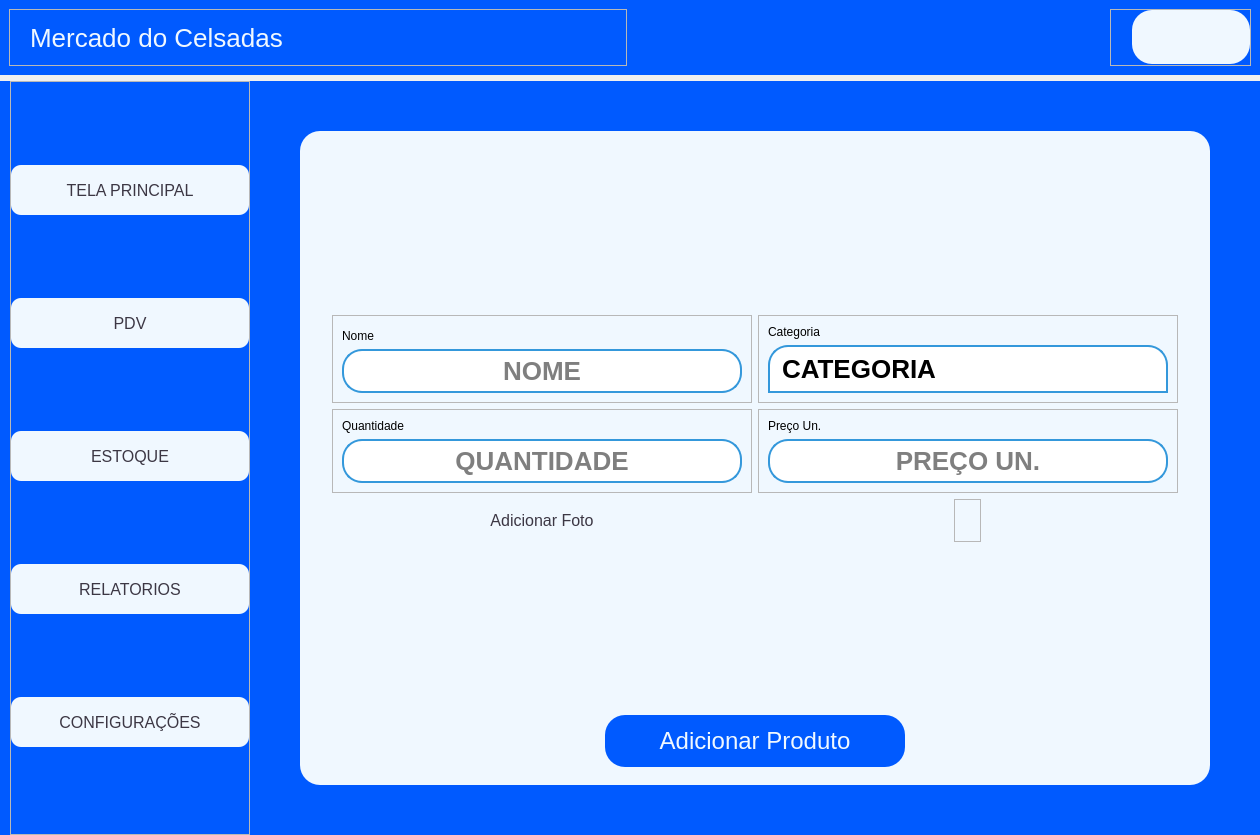
First picture: the form in ui_tela_principal.ui, repository CelsoLucas/Mercado, before the edit.
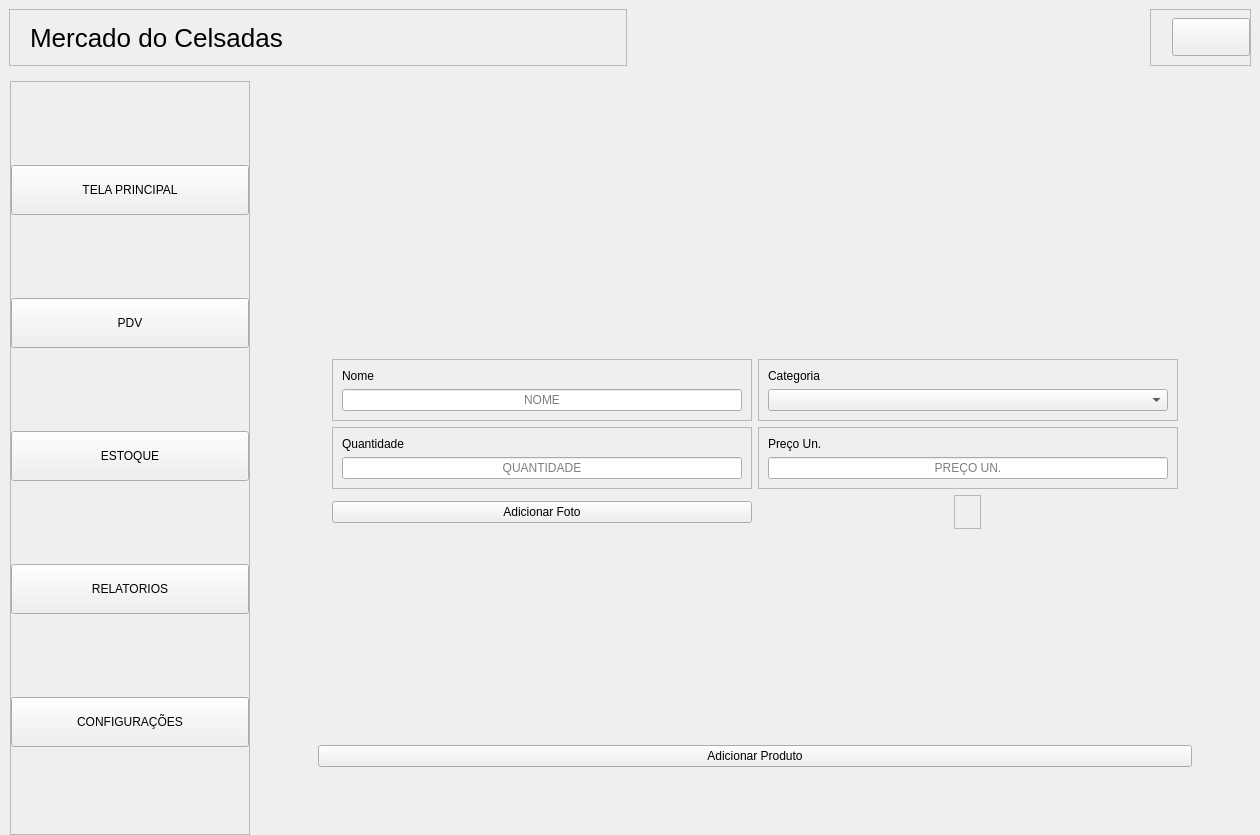
Second picture: the form after the edit. The open tabs and pages were chosen to show the change. Icons and pictures are not drawn.

Patch:
```diff
--- a/ui_tela_principal.ui
+++ b/ui_tela_principal.ui
@@ -20,242 +20,7 @@
    <string>MainWindow</string>
   </property>
   <property name="styleSheet">
-   <string notr="true">*{
-	font: &quot;poppins&quot;;
-}
-#menu{
-	background-color: #005AFF;
-}
-
-#menu QLabel{
-    color: #F0F8FF; /* Cor dos textos */
-    font-size: 28px; /* Tamanho dos textos */
-}
-
-#mainbody{
-	background-color:  #005AFF;
-}
-
-#telaprincipal, #telaconfiguracoes, #telaestoque, #telapdv, #telarelatorios{
-	border-radius: 20px;
-	background-color: rgb(240, 248, 255);
-}
-
- #frame_vendas_dia, #frame_vendas_semana, #frame_vendas_mes, #frame_produtos_baixo_estoque, #layout_relatorios_1, #layout_relatorios_2, #layout_relatorios_3, #layout_relatorios_4 {
-    background-color: #dbdbdb;
-	font-size: 20px;
-	border-radius: 20px;
-	color: #F0F8FF;
-}
-
-#frame_vendas_dia QLabel, 
-#frame_vendas_semana QLabel, 
-#frame_vendas_mes QLabel, 
-#frame_produtos_baixo_estoque QLabel,
-#layout_relatorios_1 QLabel,
- #layout_relatorios_2 QLabel, 
-#layout_relatorios_3 QLabel,
- #layout_relatorios_4 QLabel{
-    color: #black; /* Cor dos textos */
-    font-size: 20px; /* Tamanho dos textos */
-}
-
-#btn_pdv, #btn_configuracoes, #btn_estoque, #btn_relatorios, #btn_tela_principal{
-	border-radius: 10px
-}
-
-#btn_adc_produto, #btn_finalizar_compra, #btn_adc_carrinho, #btn_adc_categoria, #btn_procurar_ft_adc_usuario, #btn_adc_usuario,#btn_adc_categoria_2, #btn_adc_user, #btn_procurar_ft_produto,#btn_adc_forma_pagamento, #btn_adc_forma_pagamento_2{
-	  background-color: #005AFF; /* Fundo transparente */
- 	 color: #F0F8FF; /* Cor do texto */
-  	border-radius: 20px; /* Bordas arredondadas */
-  	padding: 12px 24px; /* Espaçamento interno */
-  font-size: 24px; /* Tamanho da fonte */
-  cursor: pointer; /* Cursor de mão */
-  transition: background-color 0.3s, color 0.3s; /* Transição suave */
-}
-#btn_adc_produto:hover, #btn_finalizar_compra:hover, #btn_adc_carrinho:hover, #btn_adc_categoria:hover, #btn_procurar_ft_adc_usuario:hover, #btn_adc_usuario:hover, #btn_adc_categoria_2:hover,  #btn_adc_user:hove, #btn_procurar_ft_produto:hover, #btn_adc_forma_pagamento:hover, #btn_adc_forma_pagamento_2:hover{
-  background-color: #F0F8FF;
-  border: 2px solid #005AFF;
-  color: black; /* Cor do texto ao passar o mouse */
-}
-
-#btn_adc_produto:pressed, #btn_finalizar_compra:pressed, #btn_adc_carrinho:pressed, #btn_adc_categoria:pressed, #btn_procurar_ft_adc_usuario:pressed, #btn_adc_usuario:pressed, btn_adc_categoria_2:pressed,  #btn_adc_user:pressed, #btn_procurar_ft_produto:pressed, #btn_adc_forma_pagamento:pressed, #btn_adc_forma_pagamento_2:pressed{
-  background-color: #F0F8FF;
-  border: 2px solid #005AFF;
-  color: black; /* Cor do texto ao passar o mouse */
-}
-/*
-#input_forma_pagamento{
-	border: 2px solid #3498db;
-    border-top-left-radius: 0px;
-    border-top-right-radius: 0px;
-    border-bottom-left-radius: 20px;
-    border-bottom-right-radius: 20px;
-    outline: none;
-    font-size: 26px;
-    font-weight: 600;
-    padding: 6px 12px;
-    width: 100%;
-    background: white;
-    transition: border-color 0.3s ease-in-out, background-color 0.3s ease-in-out;
-}
-
-#input_forma_pagamento::editable {
-    padding: 6px;
-    text-align: center;
-}
-
-#input_forma_pagamento:hover {
-    border: 2px solid #2980b9;
-    background-color: #f0f8ff;
-}
-
-#input_forma_pagamento:focus,#input_forma_pagamento:on {
-    border: 2px solid #1c6ea4;
-    background-color: #e0f0ff;
-}
-#input_forma_pagamento::drop-down {
-    border: none;
-    width: 30px;
-}
-#input_forma_pagamento::down-arrow {
-    image: url(:/icons/down-arrow.png);
-    width: 16px;
-    height: 16px;
-}
-
-#input_forma_pagamento QAbstractItemView {
-    background-color: white;
-    border: 2px solid #3498db;
-    selection-background-color: #1c6ea4;
-    selection-color: white;
-    border-bottom-left-radius: 0px;
-    border-bottom-right-radius: 0px;
-    border-top-left-radius: 20px;
-    border-top-right-radius: 20px;
-}
-
-#input_forma_pagamento QAbstractItemView::item {
-    padding: 8px;
-    text-align: center;
-}
-*/
-QLineEdit {
-    border: 2px solid #3498db;
-    border-radius: 20px;
-    outline: none;
-    font-size: 26px;
-	font-weight: 600;
-    padding: 4px;
-    width: 100%;
-    background: white;
-    transition: border-color 0.3s ease-in-out, background-color 0.3s ease-in-out;
-}
-
-QLineEdit:hover {
-    border: 2px solid #2980b9;
-    background-color: #f0f8ff;
-}
-
-QLineEdit:focus {
-    border: 2px solid #1c6ea4;
-    background-color: #e0f0ff;
-}
-
-QLineEdit::placeholder {
-    color: #aaa;
-    font-style: italic;
-}
-
-QPushButton {
-  background-color: #F0F8FF; /* Fundo transparente */
-  color: #3C3744; /* Cor do texto */
-  border-radius: 20px; /* Bordas arredondadas */
-  padding: 12px 24px; /* Espaçamento interno */
-  font-size: 16px; /* Tamanho da fonte */
-  cursor: pointer; /* Cursor de mão */
-  transition: background-color 0.3s, color 0.3s; /* Transição suave */
-}
-
-QPushButton:hover {
-  background-color: #005AFF;
-  border: 2px solid #F0F8FF;
-  color: #F0F8FF; /* Cor do texto ao passar o mouse */
-}
-
-QPushButton:pressed {
-  background-color: #005AFF; /* Cor de fundo ao passar o mouse */
-  border: 2px solid #F0F8FF;
-  color: #F0F8FF; /* Cor do texto ao passar o mouse */
-}
-
-/* Estilização do QComboBox */
-QComboBox {
-    border: 2px solid #3498db;
-    border-top-left-radius: 20px;
-    border-top-right-radius: 20px;
-    border-bottom-left-radius: 0px;
-    border-bottom-right-radius: 0px;
-    outline: none;
-    font-size: 26px;
-    font-weight: 600;
-    padding: 6px 12px; /* Ajuste do espaçamento interno */
-    width: 100%;
-    background: white;
-    transition: border-color 0.3s ease-in-out, background-color 0.3s ease-in-out;
-}
-
-/* Centraliza o texto */
-QComboBox::editable {
-    padding: 6px;
-    text-align: center;
-}
-
-/* Hover */
-QComboBox:hover {
-    border: 2px solid #2980b9;
-    background-color: #f0f8ff;
-}
-
-/* Quando o combobox é clicado */
-QComboBox:focus, QComboBox:on {
-    border: 2px solid #1c6ea4;
-    background-color: #e0f0ff;
-    border-bottom-left-radius: 0px;
-    border-bottom-right-radius: 0px;
-}
-
-/* Remove a borda do botão dropdown */
-QComboBox::drop-down {
-    border: none;
-    width: 30px;
-}
-
-/* Personaliza a seta do dropdown */
-QComboBox::down-arrow {
-    image: url(:/icons/down-arrow.png); /* Substitua pelo caminho da sua seta */
-    width: 16px;
-    height: 16px;
-}
-
-/* Estiliza a lista suspensa (popup) */
-QComboBox QAbstractItemView {
-    background-color: white;
-    border: 2px solid #3498db;
-    selection-background-color: #1c6ea4;
-    selection-color: white;
-    border-bottom-left-radius: 20px;
-    border-bottom-right-radius: 20px;
-    border-top-left-radius: 0px;
-    border-top-right-radius: 0px;
-}
-
-/* Centraliza os itens do menu suspenso */
-QComboBox QAbstractItemView::item {
-    padding: 8px;
-    text-align: center;
-}
-</string>
+   <string notr="true"/>
   </property>
   <widget class="QWidget" name="centralwidget">
    <layout class="QVBoxLayout" name="verticalLayout_42">
@@ -2231,7 +1996,7 @@
               <item>
                <widget class="QStackedWidget" name="stackedWidget_3">
                 <property name="currentIndex">
-                 <number>1</number>
+                 <number>2</number>
                 </property>
                 <widget class="QWidget" name="tela_estoque_1">
                  <layout class="QVBoxLayout" name="verticalLayout_25">
@@ -2656,6 +2421,216 @@
                   </item>
                  </layout>
                 </widget>
+                <widget class="QWidget" name="tela_estoque_3">
+                 <layout class="QVBoxLayout" name="verticalLayout_62">
+                  <item alignment="Qt::AlignmentFlag::AlignHCenter|Qt::AlignmentFlag::AlignVCenter">
+                   <widget class="QWidget" name="widget_2" native="true">
+                    <layout class="QGridLayout" name="gridLayout_7">
+                     <item row="1" column="0">
+                      <widget class="QFrame" name="frame_9">
+                       <property name="frameShape">
+                        <enum>QFrame::Shape::StyledPanel</enum>
+                       </property>
+                       <property name="frameShadow">
+                        <enum>QFrame::Shadow::Raised</enum>
+                       </property>
+                       <layout class="QVBoxLayout" name="verticalLayout_57">
+                        <item alignment="Qt::AlignmentFlag::AlignBottom">
+                         <widget class="QLabel" name="txt_nome_estoque_2">
+                          <property name="text">
+                           <string>Nome</string>
+                          </property>
+                         </widget>
+                        </item>
+                        <item alignment="Qt::AlignmentFlag::AlignHCenter|Qt::AlignmentFlag::AlignVCenter">
+                         <widget class="QLineEdit" name="input_nome_produto_2">
+                          <property name="minimumSize">
+                           <size>
+                            <width>400</width>
+                            <height>0</height>
+                           </size>
+                          </property>
+                          <property name="alignment">
+                           <set>Qt::AlignmentFlag::AlignCenter</set>
+                          </property>
+                          <property name="placeholderText">
+                           <string>NOME</string>
+                          </property>
+                         </widget>
+                        </item>
+                       </layout>
+                      </widget>
+                     </item>
+                     <item row="4" column="1" alignment="Qt::AlignmentFlag::AlignHCenter">
+                      <widget class="QFrame" name="frame_10">
+                       <property name="maximumSize">
+                        <size>
+                         <width>200</width>
+                         <height>200</height>
+                        </size>
+                       </property>
+                       <property name="frameShape">
+                        <enum>QFrame::Shape::StyledPanel</enum>
+                       </property>
+                       <property name="frameShadow">
+                        <enum>QFrame::Shadow::Raised</enum>
+                       </property>
+                       <layout class="QVBoxLayout" name="verticalLayout_58">
+                        <item>
+                         <widget class="QLabel" name="img_produto_estoque_2">
+                          <property name="maximumSize">
+                           <size>
+                            <width>200</width>
+                            <height>200</height>
+                           </size>
+                          </property>
+                          <property name="styleSheet">
+                           <string notr="true">boder: 1px solid;</string>
+                          </property>
+                          <property name="text">
+                           <string/>
+                          </property>
+                         </widget>
+                        </item>
+                       </layout>
+                      </widget>
+                     </item>
+                     <item row="4" column="0">
+                      <widget class="QPushButton" name="btn_adc_foto_produto_2">
+                       <property name="text">
+                        <string>Adicionar Foto</string>
+                       </property>
+                      </widget>
+                     </item>
+                     <item row="2" column="0">
+                      <widget class="QFrame" name="frame_11">
+                       <property name="frameShape">
+                        <enum>QFrame::Shape::StyledPanel</enum>
+                       </property>
+                       <property name="frameShadow">
+                        <enum>QFrame::Shadow::Raised</enum>
+                       </property>
+                       <layout class="QVBoxLayout" name="verticalLayout_59">
+                        <item alignment="Qt::AlignmentFlag::AlignBottom">
+                         <widget class="QLabel" name="txt_quantidade_estoque_2">
+                          <property name="text">
+                           <string>Quantidade</string>
+                          </property>
+                         </widget>
+                        </item>
+                        <item alignment="Qt::AlignmentFlag::AlignHCenter|Qt::AlignmentFlag::AlignVCenter">
+                         <widget class="QLineEdit" name="input_quantidade_produto_2">
+                          <property name="minimumSize">
+                           <size>
+                            <width>400</width>
+                            <height>0</height>
+                           </size>
+                          </property>
+                          <property name="alignment">
+                           <set>Qt::AlignmentFlag::AlignCenter</set>
+                          </property>
+                          <property name="placeholderText">
+                           <string>QUANTIDADE</string>
+                          </property>
+                         </widget>
+                        </item>
+                       </layout>
+                      </widget>
+                     </item>
+                     <item row="2" column="1">
+                      <widget class="QFrame" name="frame_20">
+                       <property name="frameShape">
+                        <enum>QFrame::Shape::StyledPanel</enum>
+                       </property>
+                       <property name="frameShadow">
+                        <enum>QFrame::Shadow::Raised</enum>
+                       </property>
+                       <layout class="QVBoxLayout" name="verticalLayout_60">
+                        <item alignment="Qt::AlignmentFlag::AlignBottom">
+                         <widget class="QLabel" name="txt_preco_estoque_2">
+                          <property name="text">
+                           <string>Preço Un.</string>
+                          </property>
+                         </widget>
+                        </item>
+                        <item alignment="Qt::AlignmentFlag::AlignHCenter|Qt::AlignmentFlag::AlignVCenter">
+                         <widget class="QLineEdit" name="input_preco_produto_2">
+                          <property name="minimumSize">
+                           <size>
+                            <width>400</width>
+                            <height>0</height>
+                           </size>
+                          </property>
+                          <property name="inputMask">
+                           <string/>
+                          </property>
+                          <property name="alignment">
+                           <set>Qt::AlignmentFlag::AlignCenter</set>
+                          </property>
+                          <property name="placeholderText">
+                           <string>PREÇO UN.</string>
+                          </property>
+                         </widget>
+                        </item>
+                       </layout>
+                      </widget>
+                     </item>
+                     <item row="1" column="1">
+                      <widget class="QFrame" name="frame_21">
+                       <property name="frameShape">
+                        <enum>QFrame::Shape::StyledPanel</enum>
+                       </property>
+                       <property name="frameShadow">
+                        <enum>QFrame::Shadow::Raised</enum>
+                       </property>
+                       <layout class="QVBoxLayout" name="verticalLayout_61">
+                        <item>
+                         <widget class="QLabel" name="txt_categoria_estoque_2">
+                          <property name="text">
+                           <string>Categoria</string>
+                          </property>
+                         </widget>
+                        </item>
+                        <item>
+                         <widget class="QComboBox" name="input_categoria_produto_2">
+                          <property name="minimumSize">
+                           <size>
+                            <width>400</width>
+                            <height>0</height>
+                           </size>
+                          </property>
+                          <property name="editable">
+                           <bool>false</bool>
+                          </property>
+                          <property name="currentIndex">
+                           <number>-1</number>
+                          </property>
+                          <property name="placeholderText">
+                           <string>CATEGORIA</string>
+                          </property>
+                         </widget>
+                        </item>
+                       </layout>
+                      </widget>
+                     </item>
+                    </layout>
+                   </widget>
+                  </item>
+                  <item>
+                   <widget class="QPushButton" name="btn_adc_produto_2">
+                    <property name="minimumSize">
+                     <size>
+                      <width>300</width>
+                      <height>0</height>
+                     </size>
+                    </property>
+                    <property name="text">
+                     <string>Adicionar Produto</string>
+                    </property>
+                   </widget>
+                  </item>
+                 </layout>
+                </widget>
                </widget>
               </item>
              </layout>
```
Left out of the diff: 28 changed lines with no effect on the pictures.
